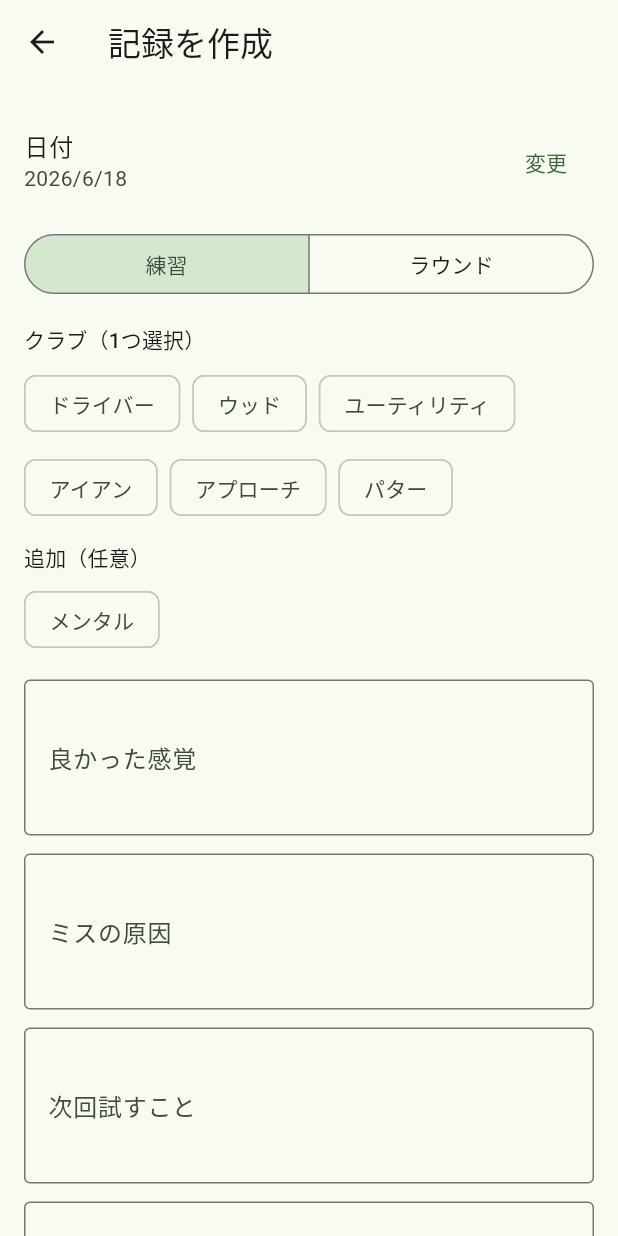
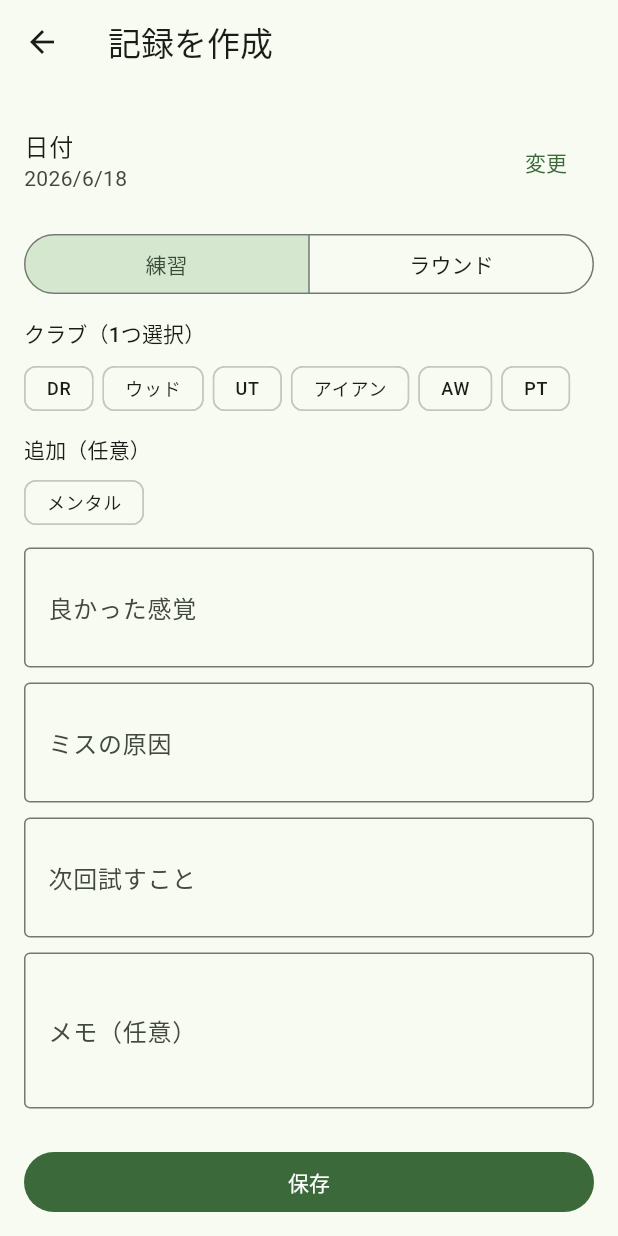
Before and after one commit to mjj-0703/golf-record-app, a Flutter app: the screen it shows after launch, after a tap on the "add" icon, on a phone screen of 412 x 824 dp. Run offline on Flutter 3.47's test engine with Material 3 defaults, Android fonts, the phone set to English and light mode, and no system bars; our stand-ins replace shared_preferences.

Commit message:
Fix detail refresh after edit and polish form UX for v1.0.
Share compact club chips across list and form, pin the save button, refresh detail state on save, and add debug-only screenshot sample seeding.

Co-authored-by: Cursor <cursoragent@cursor.com>

```diff
--- a/lib/pages/record_form_page.dart
+++ b/lib/pages/record_form_page.dart
@@ -2,6 +2,7 @@ import 'package:flutter/material.dart';
 import 'package:golf_record_app/constants/validation.dart';
 import 'package:golf_record_app/models/record.dart';
 import 'package:golf_record_app/utils/club_tag_utils.dart';
+import 'package:golf_record_app/widgets/club_chip_row.dart';
 
 class RecordFormPage extends StatefulWidget {
   const RecordFormPage({
@@ -178,51 +179,11 @@ class _RecordFormPageState extends State<RecordFormPage> {
     return null;
   }
 
-  Widget _buildSubSelector({
-    required String title,
-    required List<Widget> chips,
-    required bool showError,
-    required String errorText,
-  }) {
-    return Column(
-      crossAxisAlignment: CrossAxisAlignment.start,
-      children: [
-        const SizedBox(height: 10),
-        Text(title, style: Theme.of(context).textTheme.labelLarge),
-        const SizedBox(height: 8),
-        Wrap(spacing: 8, runSpacing: 8, children: chips),
-        if (showError)
-          Padding(
-            padding: const EdgeInsets.only(top: 8),
-            child: Text(
-              errorText,
-              style: TextStyle(
-                color: Theme.of(context).colorScheme.error,
-                fontSize: 12,
-              ),
-            ),
-          ),
-      ],
-    );
-  }
-
   Widget _buildClubSection() {
-    return Column(
-      crossAxisAlignment: CrossAxisAlignment.start,
-      children: [
-        Text(
-          'クラブ（1つ選択）',
-          style: Theme.of(context).textTheme.titleSmall,
-        ),
-        const SizedBox(height: 8),
-        Wrap(
-          spacing: 8,
-          runSpacing: 8,
-          children: kPrimaryClubOptions.map((club) {
+    final primaryChips = kPrimaryClubOptions.map((club) {
       final isSelected = _primaryClub == club;
-            return ChoiceChip(
-              showCheckmark: false,
-              label: Text(club),
+      return ClubCompactChip(
+        label: tagFilterChipLabel(club),
         selected: isSelected,
         onSelected: (selected) {
           setState(() {
@@ -234,8 +195,89 @@ class _RecordFormPageState extends State<RecordFormPage> {
           });
         },
       );
-          }).toList(),
+    }).toList();
+
+    List<Widget> subChips = [];
+    String subTitle = '番手';
+    if (_primaryClub == kWoodTag) {
+      subChips = kWoodNumbers.map((number) {
+        final isSelected = _woodNumber == number;
+        return ClubCompactChip(
+          label: '${number}W',
+          selected: isSelected,
+          onSelected: (selected) {
+            setState(() {
+              _woodNumber = selected ? number : null;
+              _showWoodNumberError = false;
+            });
+          },
+        );
+      }).toList();
+    } else if (_primaryClub == kUtilityTag) {
+      subChips = kUtilityNumbers.map((number) {
+        final isSelected = _utilityNumber == number;
+        return ClubCompactChip(
+          label: '${number}UT',
+          selected: isSelected,
+          onSelected: (selected) {
+            setState(() {
+              _utilityNumber = selected ? number : null;
+              _showUtilityNumberError = false;
+            });
+          },
+        );
+      }).toList();
+    } else if (_primaryClub == kIronTag) {
+      subChips = kIronNumbers.map((number) {
+        final isSelected = _ironNumber == number;
+        return ClubCompactChip(
+          label: '$number',
+          selected: isSelected,
+          onSelected: (selected) {
+            setState(() {
+              _ironNumber = selected ? number : null;
+              _showIronNumberError = false;
+            });
+          },
+        );
+      }).toList();
+    } else if (_primaryClub == kApproachTag) {
+      subTitle = 'ロフト';
+      subChips = kApproachSubFilterOptions.map((option) {
+        final isSelected = _approachSelection == option;
+        return ClubCompactChip(
+          label: approachChipLabel(option),
+          selected: isSelected,
+          onSelected: (selected) {
+            setState(() {
+              _approachSelection = selected ? option : null;
+              _showApproachSelectionError = false;
+            });
+          },
+        );
+      }).toList();
+    }
+
+    final showSubError = (_primaryClub == kWoodTag && _showWoodNumberError) ||
+        (_primaryClub == kUtilityTag && _showUtilityNumberError) ||
+        (_primaryClub == kIronTag && _showIronNumberError) ||
+        (_primaryClub == kApproachTag && _showApproachSelectionError);
+
+    final subErrorText = switch (_primaryClub) {
+      kWoodTag || kUtilityTag || kIronTag => '番手を選択してください',
+      kApproachTag => 'PW / SW またはロフト角を選択してください',
+      _ => '',
+    };
+
+    return Column(
+      crossAxisAlignment: CrossAxisAlignment.start,
+      children: [
+        Text(
+          'クラブ（1つ選択）',
+          style: Theme.of(context).textTheme.titleSmall,
         ),
+        const SizedBox(height: 8),
+        ClubHorizontalChipRow(chips: primaryChips),
         if (_showPrimaryClubError)
           Padding(
             padding: const EdgeInsets.only(top: 8),
@@ -247,122 +289,37 @@ class _RecordFormPageState extends State<RecordFormPage> {
               ),
             ),
           ),
-        if (_primaryClub == kWoodTag)
-          _buildSubSelector(
-            title: '番手',
-            showError: _showWoodNumberError,
-            errorText: '番手を選択してください',
-            chips: kWoodNumbers.map((number) {
-              final isSelected = _woodNumber == number;
-              return ChoiceChip(
-                showCheckmark: false,
-                label: Text('${number}W'),
-                selected: isSelected,
-                onSelected: (selected) {
-                  setState(() {
-                    _woodNumber = selected ? number : null;
-                    _showWoodNumberError = false;
-                  });
-                },
-              );
-            }).toList(),
+        if (subChips.isNotEmpty)
+          ClubLabeledChipRow(title: subTitle, chips: subChips),
+        if (showSubError)
+          Padding(
+            padding: const EdgeInsets.only(top: 8),
+            child: Text(
+              subErrorText,
+              style: TextStyle(
+                color: Theme.of(context).colorScheme.error,
+                fontSize: 12,
               ),
-        if (_primaryClub == kUtilityTag)
-          _buildSubSelector(
-            title: '番手',
-            showError: _showUtilityNumberError,
-            errorText: '番手を選択してください',
-            chips: kUtilityNumbers.map((number) {
-              final isSelected = _utilityNumber == number;
-              return ChoiceChip(
-                showCheckmark: false,
-                label: Text('${number}UT'),
-                selected: isSelected,
-                onSelected: (selected) {
-                  setState(() {
-                    _utilityNumber = selected ? number : null;
-                    _showUtilityNumberError = false;
-                  });
-                },
-              );
-            }).toList(),
             ),
-        if (_primaryClub == kIronTag)
-          _buildSubSelector(
-            title: '番手',
-            showError: _showIronNumberError,
-            errorText: '番手を選択してください',
-            chips: kIronNumbers.map((number) {
-              final isSelected = _ironNumber == number;
-              return ChoiceChip(
-                showCheckmark: false,
-                label: Text('$number'),
-                selected: isSelected,
-                onSelected: (selected) {
-                  setState(() {
-                    _ironNumber = selected ? number : null;
-                    _showIronNumberError = false;
-                  });
-                },
-              );
-            }).toList(),
           ),
-        if (_primaryClub == kApproachTag) ...[
-          _buildSubSelector(
-            title: 'ウェッジ',
-            showError: false,
-            errorText: '',
-            chips: kApproachNamedTypes.map((type) {
-              final isSelected = _approachSelection == type;
-              return ChoiceChip(
-                showCheckmark: false,
-                label: Text(type),
-                selected: isSelected,
-                onSelected: (selected) {
-                  setState(() {
-                    _approachSelection = selected ? type : null;
-                    _showApproachSelectionError = false;
-                  });
-                },
-              );
-            }).toList(),
-          ),
-          _buildSubSelector(
-            title: 'ロフト角',
-            showError: _showApproachSelectionError,
-            errorText: 'PW / SW またはロフト角を選択してください',
-            chips: kApproachLofts.map((loft) {
-              final value = loft.toString();
-              final isSelected = _approachSelection == value;
-              return ChoiceChip(
-                showCheckmark: false,
-                label: Text('$loft°'),
-                selected: isSelected,
-                onSelected: (selected) {
-                  setState(() {
-                    _approachSelection = selected ? value : null;
-                    _showApproachSelectionError = false;
-                  });
-                },
-              );
-            }).toList(),
-          ),
-        ],
         const SizedBox(height: 12),
         Text(
           '追加（任意）',
           style: Theme.of(context).textTheme.titleSmall,
         ),
         const SizedBox(height: 8),
-        FilterChip(
-          showCheckmark: false,
-          label: Text(kMentalTag),
+        ClubHorizontalChipRow(
+          chips: [
+            ClubCompactChip(
+              label: kMentalTag,
               selected: _mentalSelected,
               onSelected: (selected) {
                 setState(() {
                   _mentalSelected = selected;
                 });
               },
+            ),
+          ],
         ),
       ],
     );
@@ -374,8 +331,11 @@ class _RecordFormPageState extends State<RecordFormPage> {
       appBar: AppBar(title: Text(_isEdit ? '記録を編集' : '記録を作成')),
       body: Form(
         key: _formKey,
+        child: Column(
+          children: [
+            Expanded(
               child: ListView(
-          padding: const EdgeInsets.all(16),
+                padding: const EdgeInsets.fromLTRB(16, 16, 16, 8),
                 children: [
                   ListTile(
                     contentPadding: EdgeInsets.zero,
@@ -408,9 +368,9 @@ class _RecordFormPageState extends State<RecordFormPage> {
                       });
                     },
                   ),
-            const SizedBox(height: 16),
+                  const SizedBox(height: 12),
                   _buildClubSection(),
-            const SizedBox(height: 16),
+                  const SizedBox(height: 12),
                   TextFormField(
                     controller: _goodFeelController,
                     decoration: const InputDecoration(
@@ -419,10 +379,10 @@ class _RecordFormPageState extends State<RecordFormPage> {
                       counterText: '',
                     ),
                     maxLength: kMaxRequiredFieldLength,
-              maxLines: 3,
+                    maxLines: 2,
                     validator: _requiredValidator,
                   ),
-            const SizedBox(height: 12),
+                  const SizedBox(height: 10),
                   TextFormField(
                     controller: _missCauseController,
                     decoration: const InputDecoration(
@@ -431,10 +391,10 @@ class _RecordFormPageState extends State<RecordFormPage> {
                       counterText: '',
                     ),
                     maxLength: kMaxRequiredFieldLength,
-              maxLines: 3,
+                    maxLines: 2,
                     validator: _requiredValidator,
                   ),
-            const SizedBox(height: 12),
+                  const SizedBox(height: 10),
                   TextFormField(
                     controller: _nextTryController,
                     decoration: const InputDecoration(
@@ -443,10 +403,10 @@ class _RecordFormPageState extends State<RecordFormPage> {
                       counterText: '',
                     ),
                     maxLength: kMaxRequiredFieldLength,
-              maxLines: 3,
+                    maxLines: 2,
                     validator: _requiredValidator,
                   ),
-            const SizedBox(height: 12),
+                  const SizedBox(height: 10),
                   TextFormField(
                     controller: _memoController,
                     decoration: const InputDecoration(
@@ -455,13 +415,24 @@ class _RecordFormPageState extends State<RecordFormPage> {
                       counterText: '',
                     ),
                     maxLength: kMaxMemoLength,
-              maxLines: 4,
+                    maxLines: 3,
                     validator: _memoValidator,
                   ),
-            const SizedBox(height: 20),
-            FilledButton(
+                ],
+              ),
+            ),
+            SafeArea(
+              top: false,
+              child: Padding(
+                padding: const EdgeInsets.fromLTRB(16, 8, 16, 12),
+                child: SizedBox(
+                  width: double.infinity,
+                  child: FilledButton(
                     onPressed: _submit,
                     child: const Text('保存'),
+                  ),
+                ),
+              ),
             ),
           ],
         ),
--- a/lib/pages/record_list_page.dart
+++ b/lib/pages/record_list_page.dart
@@ -1,13 +1,19 @@
+import 'package:flutter/foundation.dart';
 import 'package:flutter/material.dart';
 import 'package:golf_record_app/constants/tag_options.dart';
+import 'package:golf_record_app/data/sample_records.dart';
 import 'package:golf_record_app/models/record.dart';
 import 'package:golf_record_app/pages/record_detail_page.dart';
 import 'package:golf_record_app/pages/record_form_page.dart';
 import 'package:golf_record_app/services/record_storage.dart';
 import 'package:golf_record_app/utils/club_tag_utils.dart';
 import 'package:golf_record_app/utils/date_formatter.dart';
+import 'package:golf_record_app/widgets/club_chip_row.dart';
 import 'package:golf_record_app/widgets/feelshot_title.dart';
 import 'package:golf_record_app/widgets/record_card.dart';
+
+/// `--dart-define=SEED_SCREENSHOTS=true` で debug 起動時にサンプルを自動投入。
+const kSeedScreenshots = bool.fromEnvironment('SEED_SCREENSHOTS');
 
 class RecordListPage extends StatefulWidget {
   const RecordListPage({super.key});
@@ -27,7 +33,14 @@ class _RecordListPageState extends State<RecordListPage> {
   @override
   void initState() {
     super.initState();
-    _loadRecords();
+    _bootstrap();
+  }
+
+  Future<void> _bootstrap() async {
+    await _loadRecords();
+    if (kDebugMode && kSeedScreenshots) {
+      await _loadSampleRecords(silent: true);
+    }
   }
 
   List<Record> get _filteredRecords {
@@ -111,6 +124,24 @@ class _RecordListPageState extends State<RecordListPage> {
     _persistRecords();
   }
 
+  Future<void> _loadSampleRecords({bool silent = false}) async {
+    final samples = screenshotSampleRecords();
+    setState(() {
+      _records
+        ..clear()
+        ..addAll(samples);
+      _records.sort((a, b) => b.date.compareTo(a.date));
+      _typeFilter = null;
+      _tagFilter = null;
+      _tagSubFilter = null;
+    });
+    await _persistRecords();
+    if (!mounted || silent) {
+      return;
+    }
+    _showSnackBar('サンプルデータを投入しました（debug）');
+  }
+
   void _openCreatePage() {
     Navigator.of(context).push(
       MaterialPageRoute(
@@ -167,33 +198,15 @@ class _RecordListPageState extends State<RecordListPage> {
     required bool selected,
     required ValueChanged<bool> onSelected,
   }) {
-    return FilterChip(
-      showCheckmark: false,
-      visualDensity: VisualDensity.compact,
-      materialTapTargetSize: MaterialTapTargetSize.shrinkWrap,
-      label: Text(
-        label,
-        style: Theme.of(context).textTheme.labelMedium,
-      ),
-      padding: const EdgeInsets.symmetric(horizontal: 6),
+    return ClubCompactChip(
+      label: label,
       selected: selected,
       onSelected: onSelected,
     );
   }
 
   Widget _buildHorizontalChipRow(List<Widget> chips) {
-    if (chips.isEmpty) {
-      return const SizedBox.shrink();
-    }
-    return SizedBox(
-      height: 36,
-      child: ListView.separated(
-        scrollDirection: Axis.horizontal,
-        itemCount: chips.length,
-        separatorBuilder: (_, _) => const SizedBox(width: 6),
-        itemBuilder: (_, index) => chips[index],
-      ),
-    );
+    return ClubHorizontalChipRow(chips: chips);
   }
 
   List<Widget> _buildSubFilterChipWidgets() {
@@ -244,8 +257,7 @@ class _RecordListPageState extends State<RecordListPage> {
     }
     if (_tagFilter == kApproachTag) {
       return kApproachSubFilterOptions.map((option) {
-        final label =
-            kApproachNamedTypes.contains(option) ? option : '$option°';
+        final label = approachChipLabel(option);
         final isSelected = _tagSubFilter == option;
         return _compactFilterChip(
           label: label,
@@ -401,7 +413,15 @@ class _RecordListPageState extends State<RecordListPage> {
   @override
   Widget build(BuildContext context) {
     return Scaffold(
-      appBar: AppBar(title: FeelShotTitle()),
+      appBar: AppBar(
+        title: kDebugMode
+            ? GestureDetector(
+                onLongPress: () => _loadSampleRecords(),
+                behavior: HitTestBehavior.opaque,
+                child: const FeelShotTitle(),
+              )
+            : const FeelShotTitle(),
+      ),
       body: _isLoading
           ? const Center(child: CircularProgressIndicator())
           : _records.isEmpty
--- /dev/null
+++ b/lib/widgets/club_chip_row.dart
@@ -0,0 +1,93 @@
+import 'package:flutter/material.dart';
+import 'package:golf_record_app/utils/club_tag_utils.dart';
+
+class ClubCompactChip extends StatelessWidget {
+  const ClubCompactChip({
+    required this.label,
+    required this.selected,
+    required this.onSelected,
+    super.key,
+  });
+
+  final String label;
+  final bool selected;
+  final ValueChanged<bool> onSelected;
+
+  @override
+  Widget build(BuildContext context) {
+    return FilterChip(
+      showCheckmark: false,
+      visualDensity: VisualDensity.compact,
+      materialTapTargetSize: MaterialTapTargetSize.shrinkWrap,
+      label: Text(
+        label,
+        style: Theme.of(context).textTheme.labelMedium,
+      ),
+      padding: const EdgeInsets.symmetric(horizontal: 6),
+      selected: selected,
+      onSelected: onSelected,
+    );
+  }
+}
+
+class ClubHorizontalChipRow extends StatelessWidget {
+  const ClubHorizontalChipRow({required this.chips, super.key});
+
+  final List<Widget> chips;
+
+  @override
+  Widget build(BuildContext context) {
+    if (chips.isEmpty) {
+      return const SizedBox.shrink();
+    }
+    return SizedBox(
+      height: 36,
+      child: ListView.separated(
+        scrollDirection: Axis.horizontal,
+        itemCount: chips.length,
+        separatorBuilder: (_, _) => const SizedBox(width: 6),
+        itemBuilder: (_, index) => chips[index],
+      ),
+    );
+  }
+}
+
+class ClubLabeledChipRow extends StatelessWidget {
+  const ClubLabeledChipRow({
+    required this.title,
+    required this.chips,
+    super.key,
+  });
+
+  final String title;
+  final List<Widget> chips;
+
+  @override
+  Widget build(BuildContext context) {
+    if (chips.isEmpty) {
+      return const SizedBox.shrink();
+    }
+    return Padding(
+      padding: const EdgeInsets.only(top: 8),
+      child: SizedBox(
+        height: 36,
+        child: Row(
+          children: [
+            Text(
+              title,
+              style: Theme.of(context).textTheme.labelMedium?.copyWith(
+                    color: Theme.of(context).colorScheme.onSurfaceVariant,
+                  ),
+            ),
+            const SizedBox(width: 8),
+            Expanded(child: ClubHorizontalChipRow(chips: chips)),
+          ],
+        ),
+      ),
+    );
+  }
+}
+
+String approachChipLabel(String option) {
+  return kApproachNamedTypes.contains(option) ? option : '$option°';
+}
```
Also changed, not shown: lib/data/sample_records.dart (added, +64 -0 lines), lib/pages/record_detail_page.dart (+32 -12 lines). Lines whose indentation alone changed are shown as unchanged.
